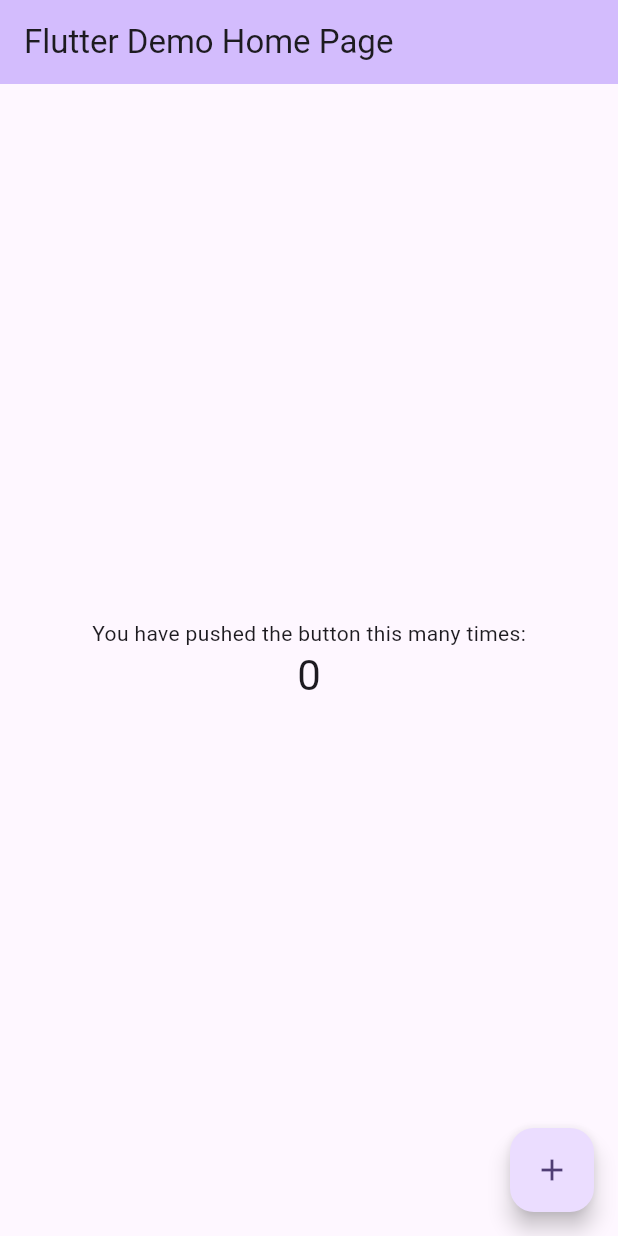
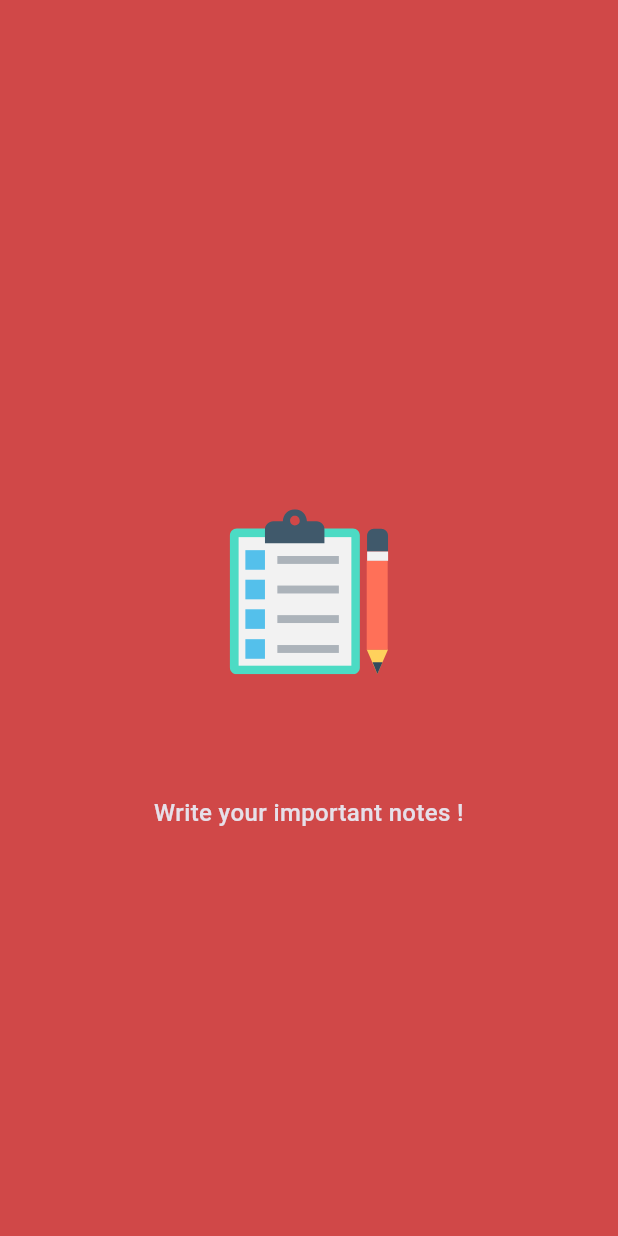
Before and after one commit to Nidjd/notes, a Flutter app: the first screen one second after launch, on a phone screen of 412 x 824 dp. Run offline on Flutter 3.47's test engine with Material 3 defaults, Android fonts, the phone set to English and light mode, and no system bars; our stand-ins replace flutter_svg, go_router.

Commit message:
create go router object and enable the navigation between the screens, finish the splash screen.

```diff
--- a/lib/constants.dart
+++ b/lib/constants.dart
@@ -4,3 +4,5 @@ const Color primaryColor = Color(0XFFD04848);
 const Color secondryColor = Color(0XFFF3B95F);
 const Color thirdColor = Color(0XFFFDE767);
 const Color fourthColor = Color(0XFF6895D2);
+
+const Duration duration = Duration(seconds: 3);
--- /dev/null
+++ b/lib/core/utils/assets.dart
@@ -0,0 +1,3 @@
+abstract class DataAssets {
+  static const String logo = "assets/images/logo.svg";
+}
--- /dev/null
+++ b/lib/core/utils/router_app.dart
@@ -0,0 +1,20 @@
+import 'package:go_router/go_router.dart';
+import 'package:notes/features/home/presentaion/views/home_page.dart';
+import 'package:notes/features/splash_screen/presentation/views/splash_screen.dart';
+
+abstract class AppRouter {
+
+  static const  kHomeRoute = '/home-screen';
+ static final GoRouter router = GoRouter(
+    routes: [
+      GoRoute(
+        path: '/',
+        builder: (context, state) => const SplashScreen(),
+      ),
+      GoRoute(
+        path: kHomeRoute,
+        builder: (context, state) => const HomePage(),
+      ),
+    ],
+  );
+}
--- /dev/null
+++ b/lib/features/home/presentaion/views/home_page.dart
@@ -0,0 +1,10 @@
+import 'package:flutter/material.dart';
+
+class HomePage extends StatelessWidget {
+  const HomePage({super.key});
+
+  @override
+  Widget build(BuildContext context) {
+    return const Scaffold();
+  }
+}
--- /dev/null
+++ b/lib/features/splash_screen/presentation/views/splash_screen.dart
@@ -0,0 +1,14 @@
+import 'package:flutter/material.dart';
+
+import 'package:notes/features/splash_screen/presentation/views/widgets/splash_view_body.dart';
+
+class SplashScreen extends StatelessWidget {
+  const SplashScreen({super.key});
+
+  @override
+  Widget build(BuildContext context) {
+    return const Scaffold(
+      body: SplashViewBody(),
+    );
+  }
+}
--- /dev/null
+++ b/lib/features/splash_screen/presentation/views/widgets/custom_slide_transition.dart
@@ -0,0 +1,26 @@
+
+import 'package:flutter/material.dart';
+
+class CustomSlideTransition extends StatelessWidget {
+  const CustomSlideTransition({
+    super.key,
+    required this.slidingAnimation,
+  });
+
+  final Animation<Offset> slidingAnimation;
+
+  @override
+  Widget build(BuildContext context) {
+    return SlideTransition(
+      position: slidingAnimation,
+      child: const Text(
+        'Write your important notes !',
+        style: TextStyle(
+          fontSize: 16,
+          fontWeight: FontWeight.w500,
+        ),
+        textAlign: TextAlign.center,
+      ),
+    );
+  }
+}
--- /dev/null
+++ b/lib/features/splash_screen/presentation/views/widgets/splash_view_body.dart
@@ -0,0 +1,76 @@
+
+import 'package:flutter/material.dart';
+import 'package:flutter_svg/svg.dart';
+import 'package:go_router/go_router.dart';
+import 'package:notes/constants.dart';
+import 'package:notes/core/utils/assets.dart';
+import 'package:notes/core/utils/router_app.dart';
+import 'package:notes/features/splash_screen/presentation/views/widgets/custom_slide_transition.dart';
+
+class SplashViewBody extends StatefulWidget {
+  const SplashViewBody({
+    super.key,
+
+  });
+
+
+
+  @override
+  State<SplashViewBody> createState() => _SplashViewBodyState();
+}
+
+class _SplashViewBodyState extends State<SplashViewBody> with SingleTickerProviderStateMixin {
+  late AnimationController animationController;
+  late Animation<Offset> slidingAnimation;
+  @override
+  void initState() {
+    super.initState();
+    initAnimation();
+    navigateToHome();
+  }
+
+  @override
+  void dispose() {
+    animationController.dispose();
+    super.dispose();
+  }
+
+  @override
+  Widget build(BuildContext context) {
+    return Center(
+      child: Column(
+        mainAxisAlignment: MainAxisAlignment.center,
+        children: [
+          SvgPicture.asset(
+            DataAssets.logo,
+            height: 110,
+          ),
+          const SizedBox(
+            height: 12,
+          ),
+          CustomSlideTransition(slidingAnimation:slidingAnimation),
+        ],
+      ),
+    );
+  }
+
+  void navigateToHome()async {
+  await Future.delayed(
+      const Duration(seconds: 3),
+      () {
+        GoRouter.of(context).push(AppRouter.kHomeRoute);
+      },
+    );
+  }
+
+  void initAnimation() {
+    animationController =
+        AnimationController(vsync: this, duration: const Duration(seconds: 2));
+    slidingAnimation = Tween<Offset>(
+      begin: const Offset(0, 5),
+      end: Offset.zero,
+    ).animate(animationController);
+
+    animationController.forward();
+  }
+}
--- a/lib/main.dart
+++ b/lib/main.dart
@@ -1,4 +1,7 @@
 import 'package:flutter/material.dart';
+import 'package:notes/constants.dart';
+import 'package:notes/core/utils/router_app.dart';
+import 'package:notes/features/splash_screen/presentation/views/splash_screen.dart';
 
 void main() {
   runApp(const MyApp());
@@ -10,116 +13,10 @@ class MyApp extends StatelessWidget {
   // This widget is the root of your application.
   @override
   Widget build(BuildContext context) {
-    return MaterialApp(
-      title: 'Flutter Demo',
-      theme: ThemeData(
-        // This is the theme of your application.
-        //
-        // TRY THIS: Try running your application with "flutter run". You'll see
-        // the application has a purple toolbar. Then, without quitting the app,
-        // try changing the seedColor in the colorScheme below to Colors.green
-        // and then invoke "hot reload" (save your changes or press the "hot
-        // reload" button in a Flutter-supported IDE, or press "r" if you used
-        // the command line to start the app).
-        //
-        // Notice that the counter didn't reset back to zero; the application
-        // state is not lost during the reload. To reset the state, use hot
-        // restart instead.
-        //
-        // This works for code too, not just values: Most code changes can be
-        // tested with just a hot reload.
-        colorScheme: ColorScheme.fromSeed(seedColor: Colors.deepPurple),
-        useMaterial3: true,
-      ),
-      home: const MyHomePage(title: 'Flutter Demo Home Page'),
+    return MaterialApp.router(
+      debugShowCheckedModeBanner: false,
+      theme: ThemeData.dark().copyWith(scaffoldBackgroundColor: primaryColor),
+      routerConfig: AppRouter.router,
     );
   }
 }
-
-class MyHomePage extends StatefulWidget {
-  const MyHomePage({super.key, required this.title});
-
-  // This widget is the home page of your application. It is stateful, meaning
-  // that it has a State object (defined below) that contains fields that affect
-  // how it looks.
-
-  // This class is the configuration for the state. It holds the values (in this
-  // case the title) provided by the parent (in this case the App widget) and
-  // used by the build method of the State. Fields in a Widget subclass are
-  // always marked "final".
-
-  final String title;
-
-  @override
-  State<MyHomePage> createState() => _MyHomePageState();
-}
-
-class _MyHomePageState extends State<MyHomePage> {
-  int _counter = 0;
-
-  void _incrementCounter() {
-    setState(() {
-      // This call to setState tells the Flutter framework that something has
-      // changed in this State, which causes it to rerun the build method below
-      // so that the display can reflect the updated values. If we changed
-      // _counter without calling setState(), then the build method would not be
-      // called again, and so nothing would appear to happen.
-      _counter++;
-    });
-  }
-
-  @override
-  Widget build(BuildContext context) {
-    // This method is rerun every time setState is called, for instance as done
-    // by the _incrementCounter method above.
-    //
-    // The Flutter framework has been optimized to make rerunning build methods
-    // fast, so that you can just rebuild anything that needs updating rather
-    // than having to individually change instances of widgets.
-    return Scaffold(
-      appBar: AppBar(
-        // TRY THIS: Try changing the color here to a specific color (to
-        // Colors.amber, perhaps?) and trigger a hot reload to see the AppBar
-        // change color while the other colors stay the same.
-        backgroundColor: Theme.of(context).colorScheme.inversePrimary,
-        // Here we take the value from the MyHomePage object that was created by
-        // the App.build method, and use it to set our appbar title.
-        title: Text(widget.title),
-      ),
-      body: Center(
-        // Center is a layout widget. It takes a single child and positions it
-        // in the middle of the parent.
-        child: Column(
-          // Column is also a layout widget. It takes a list of children and
-          // arranges them vertically. By default, it sizes itself to fit its
-          // children horizontally, and tries to be as tall as its parent.
-          //
-          // Column has various properties to control how it sizes itself and
-          // how it positions its children. Here we use mainAxisAlignment to
-          // center the children vertically; the main axis here is the vertical
-          // axis because Columns are vertical (the cross axis would be
-          // horizontal).
-          //
-          // TRY THIS: Invoke "debug painting" (choose the "Toggle Debug Paint"
-          // action in the IDE, or press "p" in the console), to see the
-          // wireframe for each widget.
-          mainAxisAlignment: MainAxisAlignment.center,
-          children: <Widget>[
-            const Text(
-              'You have pushed the button this many times:',
-            ),
-            Text(
-              '$_counter',
-              style: Theme.of(context).textTheme.headlineMedium,
-            ),
-          ],
-        ),
-      ),
-      floatingActionButton: FloatingActionButton(
-        onPressed: _incrementCounter,
-        tooltip: 'Increment',
-        child: const Icon(Icons.add),
-      ), // This trailing comma makes auto-formatting nicer for build methods.
-    );
-  }
-}
```
Also changed, not shown: pubspec.yaml (+6 -19 lines), assets/images/logo.svg (added), pubspec.lock.
